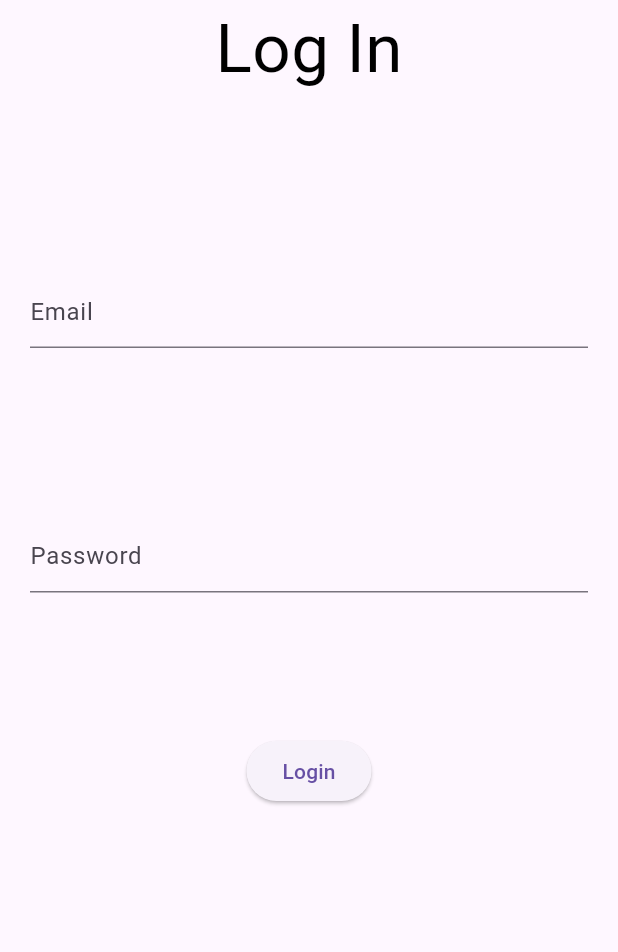
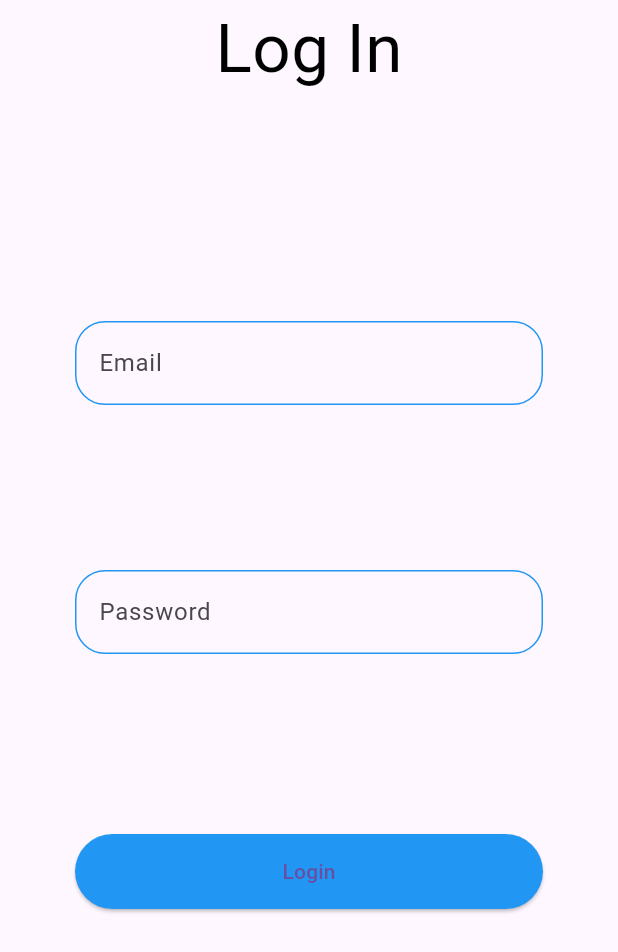
Before and after one commit to asiripr/simple-login-screen, a Flutter app: the screen it shows after launch, on a phone screen of 412 x 824 dp. Shown: the top 952 px of the screen. Run offline on Flutter 3.47's test engine with Material 3 defaults, Android fonts, the phone set to English and light mode, and no system bars; our stand-ins replace google_fonts.

Commit message:
customized text fields and button

```diff
--- a/lib/main.dart
+++ b/lib/main.dart
@@ -1,4 +1,5 @@
 import 'package:flutter/material.dart';
+import 'package:flutter/widgets.dart';
 import 'package:google_fonts/google_fonts.dart';
 
 void main() {
@@ -10,41 +11,78 @@ class MainApp extends StatelessWidget {
 
   @override
   Widget build(BuildContext context) {
-    return const MaterialApp(
+    return MaterialApp(
       debugShowCheckedModeBanner: false,
       home: Scaffold(
         body: Center(
           child: Column(
             children: [
-              Text("Log In",style: TextStyle(color: Colors.black, fontSize:45 ),),
-              SizedBox(
+              const Text("Log In",style: TextStyle(color: Colors.black, fontSize:45 ),),
+              const SizedBox(
                 height: 100,
               ),
               Padding(
-                padding: EdgeInsets.all(20.0),
+                padding: EdgeInsets.all(50.0),
                 child: TextField(
                   decoration: InputDecoration(
+                    fillColor: Colors.blue[100],
                     hintText: "Email",
+                    enabledBorder: OutlineInputBorder(
+                      borderRadius: BorderRadius.circular(20),
+                      borderSide: const BorderSide(color: Colors.blue)
+                    ),
+                    focusedBorder: OutlineInputBorder(
+                      borderRadius: BorderRadius.circular(20),
+                      borderSide: const BorderSide(color: Color.fromARGB(255, 0, 140, 255))
+                    ),
+                    errorBorder: OutlineInputBorder(
+                      borderRadius: BorderRadius.circular(20),
+                      borderSide: const BorderSide(color: Colors.red)
+                    ),
                   ),
                 ),
               ),
-              SizedBox(
-                height: 75,
+              const SizedBox(
+                height: 10,
               ),
               Padding(
-                padding: EdgeInsets.all(20.0),
+                padding: EdgeInsets.all(50.0),
                 child: TextField(
                   decoration: InputDecoration(
                     hintText: "Password",
+                    enabledBorder: OutlineInputBorder(
+                      borderRadius: BorderRadius.circular(20),
+                      borderSide: const BorderSide(color: Colors.blue)
+                    ),
+                    focusedBorder: OutlineInputBorder(
+                      borderRadius: BorderRadius.circular(20),
+                      borderSide: const BorderSide(color: Color.fromARGB(255, 0, 140, 255))
+                    ),
+                    errorBorder: OutlineInputBorder(
+                      borderRadius: BorderRadius.circular(20),
+                      borderSide: const BorderSide(color: Colors.red)
+                    ),
                   ),
                 ),
               ),
-              SizedBox(
-                height: 75,
+              const SizedBox(
+                height: 20,
               ),
-              ElevatedButton(
-                onPressed: (){},
-                child: Text("Login"))
+              Padding(
+                padding: const EdgeInsets.all(50.0),
+                child: SizedBox(
+                  width:double.infinity,
+                  height: 50,
+                  child: ElevatedButton(
+                    onPressed: (){},
+                    child: Text("Login"),
+                    style: ElevatedButton.styleFrom(
+                      backgroundColor: Colors.blue,
+
+                    ),
+                    ),
+                ),
+              )
             ],
           ),
 
```
